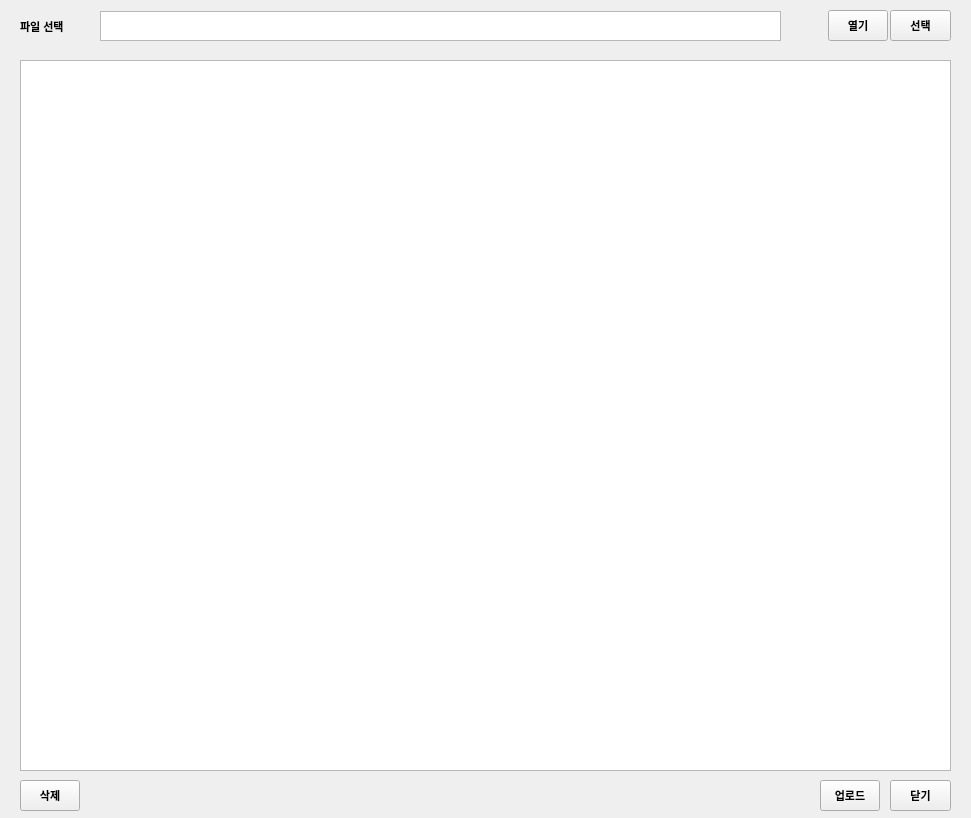
RaineyLee/overtime, file overtime_v1.1/ui/upload.ui: the form before one commit.
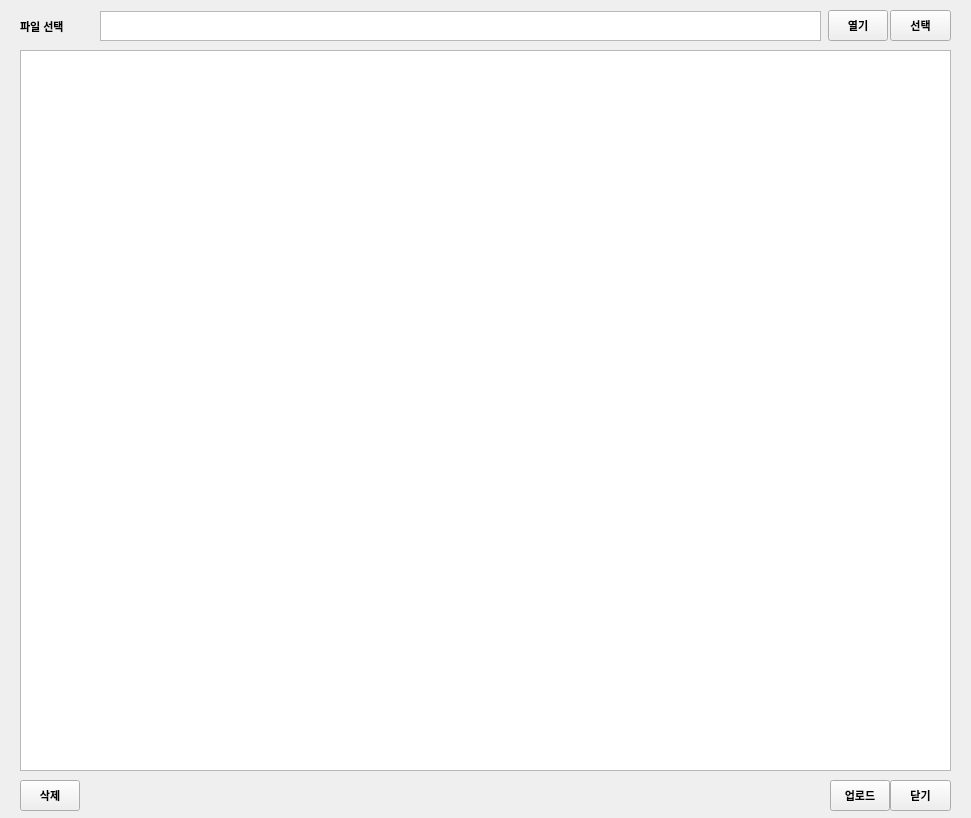
The form after the commit.

The edit to the form file:
```diff
--- a/overtime_v1.1/ui/upload.ui
+++ b/overtime_v1.1/ui/upload.ui
@@ -80,9 +80,9 @@
    <property name="geometry">
     <rect>
      <x>20</x>
-     <y>60</y>
+     <y>50</y>
      <width>931</width>
-     <height>711</height>
+     <height>721</height>
     </rect>
    </property>
    <property name="sizeAdjustPolicy">
@@ -116,7 +116,7 @@
   <widget class="QPushButton" name="btn_upload">
    <property name="geometry">
     <rect>
-     <x>820</x>
+     <x>830</x>
      <y>780</y>
      <width>60</width>
      <height>31</height>
@@ -160,14 +160,14 @@
     <rect>
      <x>100</x>
      <y>11</y>
-     <width>681</width>
+     <width>721</width>
      <height>30</height>
     </rect>
    </property>
    <property name="font">
     <font>
-     <family>AcadEref</family>
-     <pointsize>8</pointsize>
+     <family>Times New Roman</family>
+     <pointsize>9</pointsize>
     </font>
    </property>
   </widget>
```
